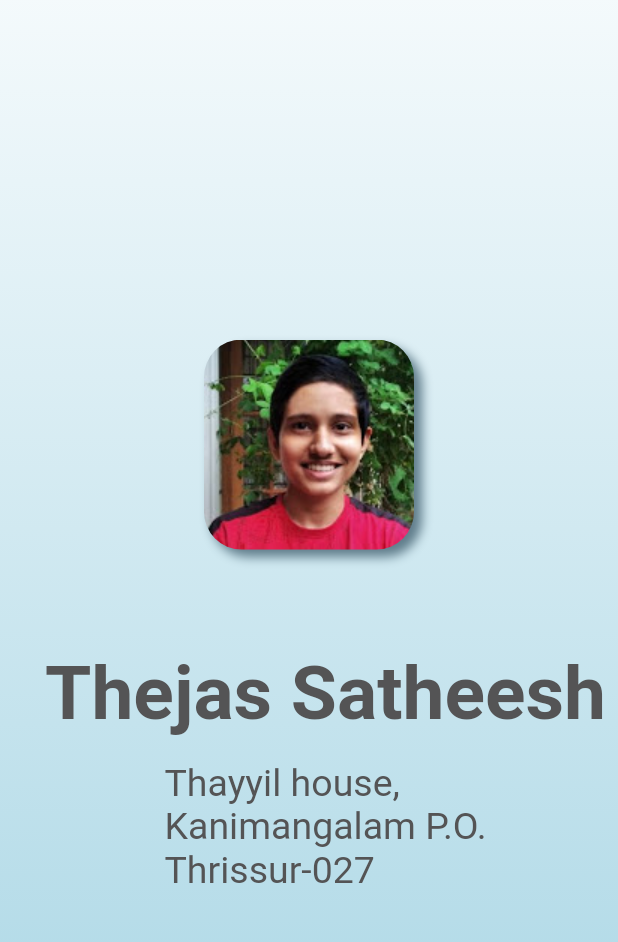
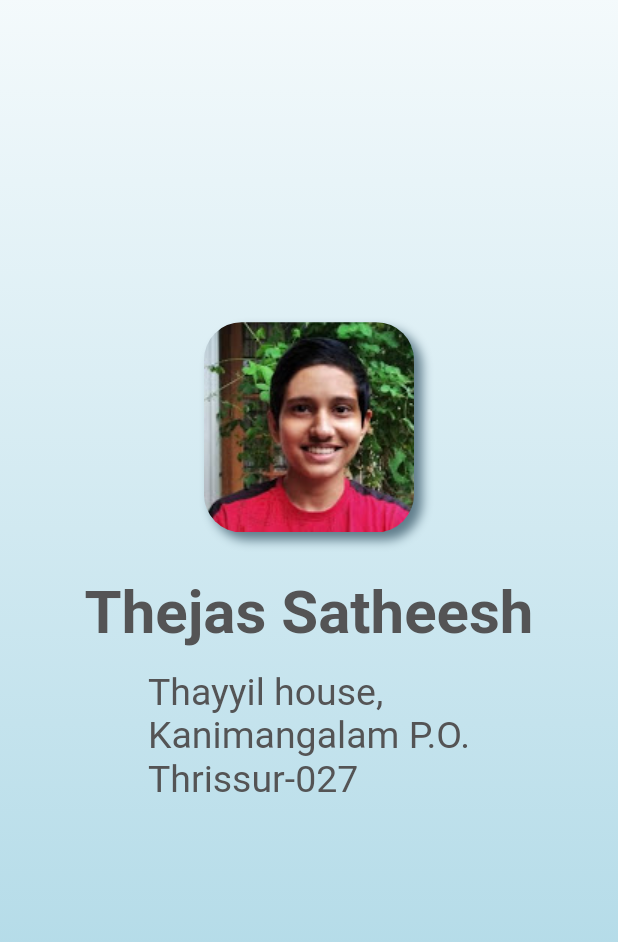
Before and after one commit to ThejasSatheesh/demo, a Flutter app: the screen it shows after launch, on a phone screen of 412 x 824 dp, the part 166-1108 px from its top. Run offline on Flutter 3.47's test engine with Material 2 defaults, Android fonts, the phone set to English and light mode, and no system bars.

Commit message:
layout changes

```diff
--- a/lib/main.dart
+++ b/lib/main.dart
@@ -30,7 +30,7 @@ class Home extends StatelessWidget {
                       child: Image.asset("assets/spotixLogo.png")),
                 ),
                 Positioned.fill(
-                  bottom: 10,
+                  bottom: -175,
                   child: Column(
                     mainAxisAlignment: MainAxisAlignment.center,
                     children: [
@@ -48,19 +48,10 @@ class Home extends StatelessWidget {
                           ),
                         ),
                       ),
-                    ],
-                  ),
-                ),
-                Positioned(
-                    bottom: 90,
-                    left: 30,
-                    child: Center(
-                      child: Column(
-                        children: [
-                          SizedBox(height: 10),
+                      SizedBox(height: 30),
                           Text("Thejas Satheesh",
                               style: TextStyle(
-                                  fontSize: 50,
+                                  fontSize: 40,
                                   color: Color(0xFF545455),
                                   fontWeight: FontWeight.bold)),
                           SizedBox(height: 15),
@@ -73,9 +64,10 @@ Thrissur-027
                             style: TextStyle(
                                 fontSize: 25, color: Color(0xFF545455)),
                           )
-                        ],
-                      ),
-                    ))
+                    ],
+                  ),
+                ),
+
               ],
             ),
           ),
```
